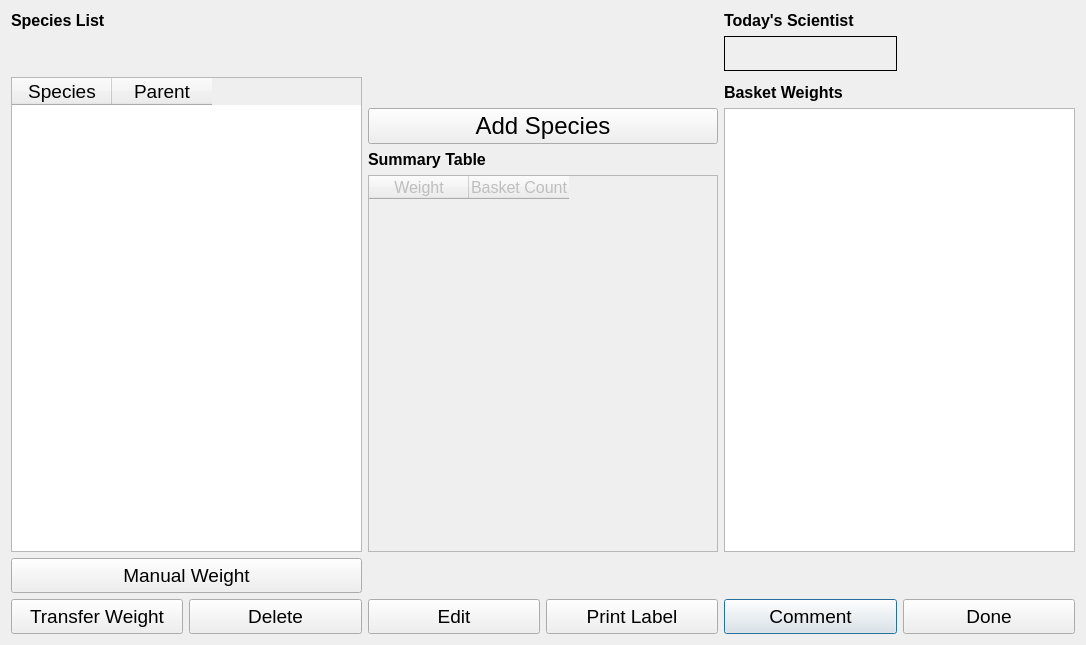
The window that ui/CLAMSCatch.ui (guyuhong/CLAMS) describes before a commit, drawn with Qt 5.
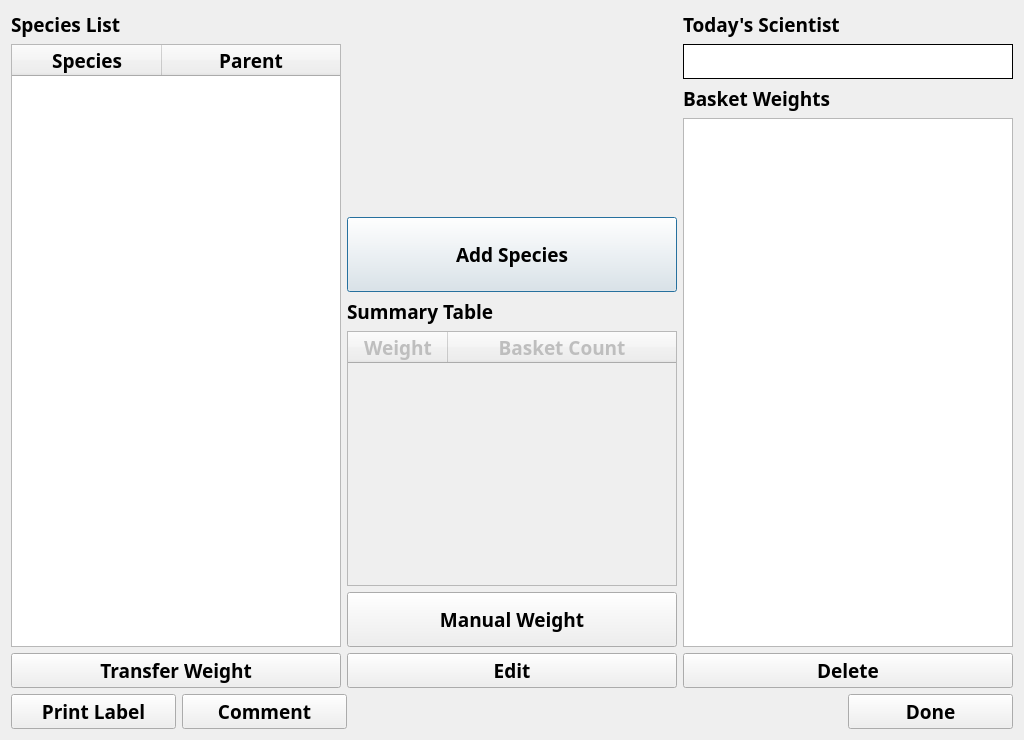
The same window after the commit.

```diff
--- a/ui/CLAMSCatch.ui
+++ b/ui/CLAMSCatch.ui
@@ -9,8 +9,8 @@
    <rect>
     <x>0</x>
     <y>0</y>
-    <width>1086</width>
-    <height>645</height>
+    <width>1024</width>
+    <height>740</height>
    </rect>
   </property>
   <property name="minimumSize">
@@ -22,127 +22,135 @@
   <property name="windowTitle">
    <string>CLAMS Catch</string>
   </property>
+  <layout class="QVBoxLayout" name="verticalLayout_4">
+   <item>
+    <layout class="QHBoxLayout" name="horizontalLayout_2">
+     <item>
+      <layout class="QVBoxLayout" name="verticalLayout_3">
+       <item>
+        <widget class="QLabel" name="label_11">
+         <property name="font">
+          <font>
+           <family>Arial Black</family>
+           <pointsize>14</pointsize>
+           <bold>true</bold>
+          </font>
+         </property>
+         <property name="text">
+          <string>Species List</string>
+         </property>
+        </widget>
+       </item>
+       <item>
+        <widget class="QTableWidget" name="speciesList">
+         <property name="font">
+          <font>
+           <family>Arial Black</family>
+           <pointsize>14</pointsize>
+           <bold>true</bold>
+          </font>
+         </property>
+         <property name="selectionMode">
+          <enum>QAbstractItemView::SingleSelection</enum>
+         </property>
+         <property name="selectionBehavior">
+          <enum>QAbstractItemView::SelectRows</enum>
+         </property>
+         <attribute name="horizontalHeaderMinimumSectionSize">
+          <number>100</number>
+         </attribute>
+         <attribute name="horizontalHeaderDefaultSectionSize">
+          <number>150</number>
+         </attribute>
+         <attribute name="horizontalHeaderStretchLastSection">
+          <bool>true</bool>
+         </attribute>
+         <attribute name="verticalHeaderMinimumSectionSize">
+          <number>50</number>
+         </attribute>
+         <attribute name="verticalHeaderDefaultSectionSize">
+          <number>60</number>
+         </attribute>
+         <column>
+          <property name="text">
+           <string>Species</string>
+          </property>
+         </column>
+         <column>
+          <property name="text">
+           <string>Parent</string>
+          </property>
+         </column>
+        </widget>
+       </item>
+      </layout>
+     </item>
+     <item>
   <layout class="QVBoxLayout" name="verticalLayout">
    <item>
-    <layout class="QGridLayout" name="gridLayout">
-     <item row="9" column="4">
-      <widget class="QPushButton" name="commentBtn">
+        <widget class="QLabel" name="picLabel">
        <property name="minimumSize">
         <size>
-         <width>165</width>
-         <height>35</height>
+           <width>0</width>
+           <height>200</height>
         </size>
        </property>
        <property name="font">
         <font>
+           <family>Arial Black</family>
          <pointsize>14</pointsize>
+           <bold>true</bold>
         </font>
        </property>
        <property name="text">
-        <string>Comment</string>
+          <string>&lt;Image Here&gt;</string>
        </property>
       </widget>
      </item>
-     <item row="9" column="2">
-      <widget class="QPushButton" name="editBtn">
+       <item>
+        <widget class="QPushButton" name="addspcBtn">
        <property name="minimumSize">
         <size>
          <width>165</width>
-         <height>35</height>
+           <height>75</height>
         </size>
        </property>
        <property name="font">
         <font>
+           <family>Arial Black</family>
          <pointsize>14</pointsize>
+           <bold>true</bold>
         </font>
        </property>
        <property name="text">
-        <string>Edit</string>
+          <string>Add Species</string>
        </property>
       </widget>
      </item>
-     <item row="9" column="0">
-      <widget class="QPushButton" name="transBtn">
-       <property name="minimumSize">
-        <size>
-         <width>165</width>
-         <height>35</height>
-        </size>
-       </property>
+       <item>
+        <widget class="QLabel" name="label_8">
        <property name="font">
         <font>
+           <family>Arial Black</family>
          <pointsize>14</pointsize>
+           <bold>true</bold>
         </font>
        </property>
        <property name="text">
-        <string>Transfer Weight</string>
+          <string>Summary Table</string>
        </property>
       </widget>
      </item>
-     <item row="9" column="5">
-      <widget class="QPushButton" name="doneBtn">
-       <property name="minimumSize">
-        <size>
-         <width>165</width>
-         <height>35</height>
-        </size>
-       </property>
-       <property name="font">
-        <font>
-         <pointsize>14</pointsize>
-        </font>
-       </property>
-       <property name="text">
-        <string>Done</string>
-       </property>
-      </widget>
-     </item>
-     <item row="9" column="1">
-      <widget class="QPushButton" name="delBtn">
-       <property name="minimumSize">
-        <size>
-         <width>165</width>
-         <height>35</height>
-        </size>
-       </property>
-       <property name="font">
-        <font>
-         <pointsize>14</pointsize>
-        </font>
-       </property>
-       <property name="text">
-        <string>Delete</string>
-       </property>
-      </widget>
-     </item>
-     <item row="9" column="3">
-      <widget class="QPushButton" name="printBtn">
-       <property name="minimumSize">
-        <size>
-         <width>165</width>
-         <height>35</height>
-        </size>
-       </property>
-       <property name="font">
-        <font>
-         <pointsize>14</pointsize>
-        </font>
-       </property>
-       <property name="text">
-        <string>Print Label</string>
-       </property>
-      </widget>
-     </item>
-     <item row="7" column="2" colspan="2">
+       <item>
       <widget class="QTableWidget" name="sumTable">
        <property name="enabled">
         <bool>false</bool>
        </property>
        <property name="font">
         <font>
-         <pointsize>12</pointsize>
-         <weight>50</weight>
-         <bold>false</bold>
+           <family>Arial Black</family>
+           <pointsize>14</pointsize>
+           <bold>true</bold>
         </font>
        </property>
        <property name="rowCount">
@@ -151,6 +159,12 @@
        <property name="columnCount">
         <number>2</number>
        </property>
+         <attribute name="horizontalHeaderDefaultSectionSize">
+          <number>100</number>
+         </attribute>
+         <attribute name="horizontalHeaderStretchLastSection">
+          <bool>true</bool>
+         </attribute>
        <column>
         <property name="text">
          <string>Weight</string>
@@ -163,24 +177,36 @@
        </column>
       </widget>
      </item>
-     <item row="4" column="4" rowspan="4" colspan="2">
-      <widget class="QTableView" name="basketView">
+       <item>
+        <widget class="QPushButton" name="manualBtn">
+         <property name="minimumSize">
+          <size>
+           <width>165</width>
+           <height>55</height>
+          </size>
+         </property>
        <property name="font">
         <font>
-         <pointsize>10</pointsize>
-        </font>
-       </property>
-       <attribute name="verticalHeaderVisible">
-        <bool>false</bool>
-       </attribute>
-      </widget>
-     </item>
-     <item row="0" column="4">
+           <family>Arial Black</family>
+           <pointsize>14</pointsize>
+           <bold>true</bold>
+          </font>
+         </property>
+         <property name="text">
+          <string>Manual Weight</string>
+         </property>
+        </widget>
+       </item>
+      </layout>
+     </item>
+     <item>
+      <layout class="QVBoxLayout" name="verticalLayout_2">
+       <item>
       <widget class="QLabel" name="label_10">
        <property name="font">
         <font>
-         <pointsize>12</pointsize>
-         <weight>75</weight>
+           <family>Arial Black</family>
+           <pointsize>14</pointsize>
          <bold>true</bold>
         </font>
        </property>
@@ -189,35 +215,7 @@
        </property>
       </widget>
      </item>
-     <item row="0" column="0">
-      <widget class="QLabel" name="label_11">
-       <property name="font">
-        <font>
-         <pointsize>12</pointsize>
-         <weight>75</weight>
-         <bold>true</bold>
-        </font>
-       </property>
-       <property name="text">
-        <string>Species List</string>
-       </property>
-      </widget>
-     </item>
-     <item row="3" column="4">
-      <widget class="QLabel" name="label_7">
-       <property name="font">
-        <font>
-         <pointsize>12</pointsize>
-         <weight>75</weight>
-         <bold>true</bold>
-        </font>
-       </property>
-       <property name="text">
-        <string>Basket Weights</string>
-       </property>
-      </widget>
-     </item>
-     <item row="1" column="4">
+       <item>
       <widget class="QLabel" name="sciLabel">
        <property name="minimumSize">
         <size>
@@ -227,13 +225,18 @@
        </property>
        <property name="font">
         <font>
-         <pointsize>20</pointsize>
-         <weight>75</weight>
+           <family>Arial Black</family>
+           <pointsize>14</pointsize>
          <bold>true</bold>
         </font>
        </property>
        <property name="autoFillBackground">
-        <bool>true</bool>
+          <bool>false</bool>
+         </property>
+         <property name="styleSheet">
+          <string notr="true">QWidget {
+    background-color: white;
+}</string>
        </property>
        <property name="frameShape">
         <enum>QFrame::Panel</enum>
@@ -249,39 +252,85 @@
        </property>
       </widget>
      </item>
-     <item row="2" column="0" rowspan="6" colspan="2">
-      <widget class="QTableWidget" name="speciesList">
+       <item>
+        <widget class="QLabel" name="label_7">
        <property name="font">
         <font>
+           <family>Arial Black</family>
          <pointsize>14</pointsize>
-        </font>
-       </property>
-       <property name="selectionMode">
-        <enum>QAbstractItemView::SingleSelection</enum>
-       </property>
-       <property name="selectionBehavior">
-        <enum>QAbstractItemView::SelectRows</enum>
-       </property>
-       <attribute name="verticalHeaderDefaultSectionSize">
-        <number>60</number>
-       </attribute>
-       <attribute name="verticalHeaderMinimumSectionSize">
-        <number>50</number>
-       </attribute>
-       <column>
+           <bold>true</bold>
+          </font>
+         </property>
+         <property name="text">
+          <string>Basket Weights</string>
+         </property>
+        </widget>
+       </item>
+       <item>
+        <widget class="QTableView" name="basketView">
+         <property name="font">
+          <font>
+           <family>Arial Black</family>
+           <pointsize>14</pointsize>
+           <bold>true</bold>
+          </font>
+         </property>
+         <attribute name="horizontalHeaderStretchLastSection">
+          <bool>true</bool>
+         </attribute>
+         <attribute name="verticalHeaderVisible">
+          <bool>false</bool>
+         </attribute>
+        </widget>
+       </item>
+      </layout>
+     </item>
+    </layout>
+   </item>
+   <item>
+    <layout class="QHBoxLayout" name="horizontalLayout">
+     <item>
+      <widget class="QPushButton" name="transBtn">
+       <property name="minimumSize">
+        <size>
+         <width>165</width>
+         <height>35</height>
+        </size>
+       </property>
+       <property name="font">
+        <font>
+         <family>Arial Black</family>
+         <pointsize>14</pointsize>
+         <bold>true</bold>
+        </font>
+       </property>
         <property name="text">
-         <string>Species</string>
-        </property>
-       </column>
-       <column>
+        <string>Transfer Weight</string>
+       </property>
+      </widget>
+     </item>
+     <item>
+      <widget class="QPushButton" name="editBtn">
+       <property name="minimumSize">
+        <size>
+         <width>165</width>
+         <height>35</height>
+        </size>
+       </property>
+       <property name="font">
+        <font>
+         <family>Arial Black</family>
+         <pointsize>14</pointsize>
+         <bold>true</bold>
+        </font>
+       </property>
         <property name="text">
-         <string>Parent</string>
-        </property>
-       </column>
+        <string>Edit</string>
+       </property>
       </widget>
      </item>
-     <item row="8" column="0" colspan="2">
-      <widget class="QPushButton" name="manualBtn">
+     <item>
+      <widget class="QPushButton" name="delBtn">
        <property name="minimumSize">
         <size>
          <width>165</width>
@@ -290,30 +339,42 @@
        </property>
        <property name="font">
         <font>
+         <family>Arial Black</family>
          <pointsize>14</pointsize>
+         <bold>true</bold>
         </font>
        </property>
        <property name="text">
-        <string>Manual Weight</string>
+        <string>Delete</string>
        </property>
       </widget>
      </item>
-     <item row="6" column="2">
-      <widget class="QLabel" name="label_8">
+    </layout>
+   </item>
+   <item>
+    <layout class="QHBoxLayout" name="horizontalLayout_3">
+     <item>
+      <widget class="QPushButton" name="printBtn">
+       <property name="minimumSize">
+        <size>
+         <width>165</width>
+         <height>35</height>
+        </size>
+       </property>
        <property name="font">
         <font>
-         <pointsize>12</pointsize>
-         <weight>75</weight>
+         <family>Arial Black</family>
+         <pointsize>14</pointsize>
          <bold>true</bold>
         </font>
        </property>
        <property name="text">
-        <string>Summary Table</string>
+        <string>Print Label</string>
        </property>
       </widget>
      </item>
-     <item row="4" column="2" rowspan="2" colspan="2">
-      <widget class="QPushButton" name="addspcBtn">
+     <item>
+      <widget class="QPushButton" name="commentBtn">
        <property name="minimumSize">
         <size>
          <width>165</width>
@@ -322,11 +383,46 @@
        </property>
        <property name="font">
         <font>
-         <pointsize>18</pointsize>
+         <family>Arial Black</family>
+         <pointsize>14</pointsize>
+         <bold>true</bold>
         </font>
        </property>
        <property name="text">
-        <string>Add Species</string>
+        <string>Comment</string>
+       </property>
+      </widget>
+     </item>
+     <item>
+      <spacer name="horizontalSpacer">
+       <property name="orientation">
+        <enum>Qt::Horizontal</enum>
+       </property>
+       <property name="sizeHint" stdset="0">
+        <size>
+         <width>40</width>
+         <height>20</height>
+        </size>
+       </property>
+      </spacer>
+     </item>
+     <item>
+      <widget class="QPushButton" name="doneBtn">
+       <property name="minimumSize">
+        <size>
+         <width>165</width>
+         <height>35</height>
+        </size>
+       </property>
+       <property name="font">
+        <font>
+         <family>Arial Black</family>
+         <pointsize>14</pointsize>
+         <bold>true</bold>
+        </font>
+       </property>
+       <property name="text">
+        <string>Done</string>
        </property>
       </widget>
      </item>
```
Lines whose indentation alone changed are shown as unchanged.
